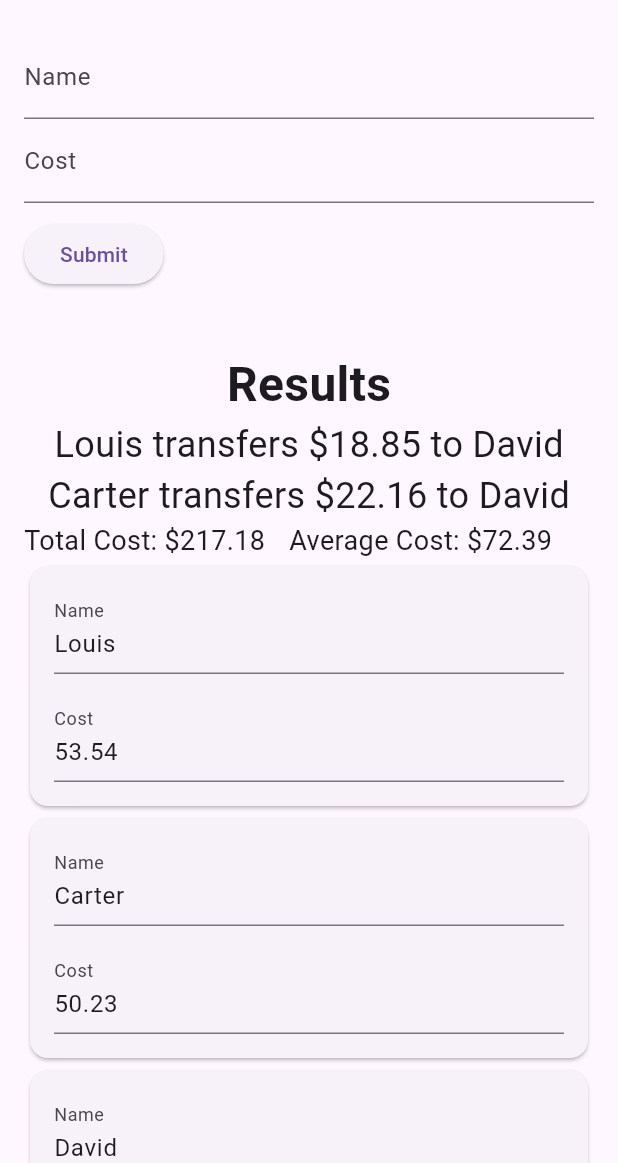
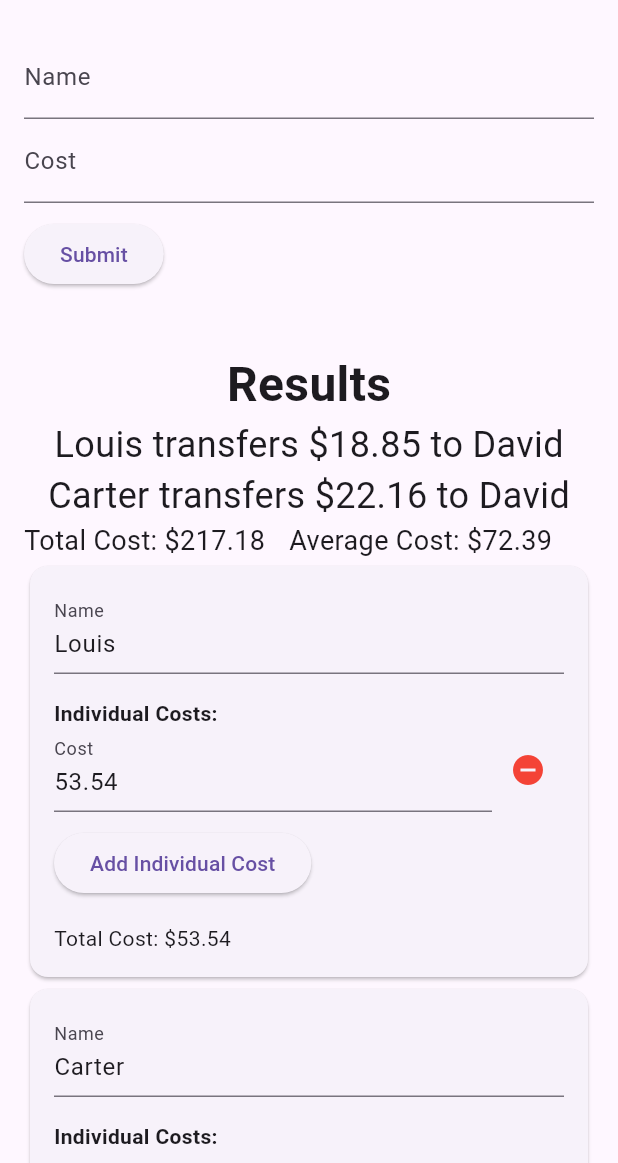
Before and after one commit to TTeuber/trip_calculator, a Flutter app: the screen it shows after launch, on a phone screen of 412 x 824 dp, the part 73-1236 px from its top. Run offline on Flutter 3.47's test engine with Material 3 defaults, Android fonts, the phone set to English and light mode, and no system bars.

Commit message:
added indiviual costs functionality

```diff
--- a/lib/calculator.dart
+++ b/lib/calculator.dart
@@ -28,7 +28,7 @@ List<String> calculator(List<Item> items) {
 
     // The amount to be transferred to the item currently below average.
     double transferFrom = double.parse((averageCost - item.cost).toStringAsFixed(2));
-    item.cost = item.cost + transferFrom;
+    // item.cost = item.cost + transferFrom;
 
     double aboveCostSum =
       aboveAverage.fold(0, (sum, p) => sum + (p.cost - averageCost));
@@ -42,7 +42,7 @@ List<String> calculator(List<Item> items) {
       );
 
       results.add("${item.name} transfers \$${transferTo.toStringAsFixed(2)} to ${i.name}");
-      i.cost = i.cost - transferTo;
+      // i.cost = i.cost - transferTo;
     }
   }
 
--- a/lib/item.dart
+++ b/lib/item.dart
@@ -1,18 +1,29 @@
 class Item {
   String name;
-  double cost;
+  List<double> individualCosts = [];
   String id;
 
-  Item(this.name, this.cost, this.id);
+  // Dynamically calculate cost as the sum of individualCosts
+  double get cost => individualCosts.fold(0, (a, b) => a + b);
 
-  Item clone() { // Creates a duplicate of the item, used to avoid mutability issues
-    return Item(name, cost, id);
+  Item(this.name, this.id, individualCosts) {
+    if (individualCosts != []) {
+      this.individualCosts = individualCosts;
+    } else {
+      this.individualCosts.add(0); // Default a single cost of 0 if no initial costs are provided
+    }
   }
+
+
+  Item clone() {
+    return Item(name, id, individualCosts);
+  }
+
   static String generateID() {
     return DateTime.now().millisecondsSinceEpoch.toString();
   }
 
   void show() { // Displays the item's details, used for debugging
-    print('Name: $name, Cost: $cost, ID: $id');
+    print('Name: $name, Cost: $cost, ID: $id, Individual Costs: $individualCosts');
   }
 }
--- a/lib/item_display.dart
+++ b/lib/item_display.dart
@@ -1,77 +1,140 @@
 import 'package:flutter/material.dart';
 import 'item.dart';
 
-class ItemDisplay extends StatefulWidget { // Widget to display and manage an Item
-
-  final Item item; // The item to be displayed and edited
-  final ValueChanged<Item> onItemUpdated; // Callback triggered when the item is updated
+class ItemDisplay extends StatefulWidget {
+  final Item item;
+  final ValueChanged<Item> onItemUpdated;
 
   const ItemDisplay({
-    Key? key,
+    super.key,
     required this.item,
     required this.onItemUpdated,
-  }) : super(key: key);
+  });
 
-  @override // Creates the state for the ItemDisplay widget
+  @override
   _ItemDisplayState createState() => _ItemDisplayState();
 }
 
-class _ItemDisplayState extends State<ItemDisplay> { // State class to manage the text input and updates
-
+class _ItemDisplayState extends State<ItemDisplay> {
   late TextEditingController _nameController;
-  late TextEditingController _costController;
+  late List<TextEditingController> _individualCostControllers;
 
   @override
-  void initState() { // Initializes the text controllers with existing item values
+  void initState() {
     super.initState();
     _nameController = TextEditingController(text: widget.item.name);
-    _costController = TextEditingController(text: widget.item.cost.toStringAsFixed(2));
+
+    // Initialize controllers for individualCosts
+    _individualCostControllers = widget.item.individualCosts
+        .map((cost) => TextEditingController(text: cost.toStringAsFixed(2)))
+        .toList();
   }
 
   @override
-  void dispose() { // Releases resources used by the text controllers
+  void dispose() {
     _nameController.dispose();
-    _costController.dispose();
+    for (var controller in _individualCostControllers) {
+      controller.dispose();
+    }
     super.dispose();
   }
 
-  void _onNameChanged(String newName) { // Updates the item's name and triggers the callback
+  void _onNameChanged(String newName) {
     widget.onItemUpdated(
-      Item(newName, widget.item.cost, widget.item.id),
+      Item(newName, widget.item.id, widget.item.individualCosts),
     );
   }
 
-  void _onCostChanged(String newCost) { // Updates the item's cost and triggers the callback
-    final cost = double.tryParse(newCost) ?? widget.item.cost;
+  void _onIndividualCostChanged(int index, String newCost) {
+    final costs = widget.item.individualCosts;
+    final updatedCosts = List<double>.from(costs);
+
+    // Parse the updated cost or default to the previous value
+    updatedCosts[index] = double.tryParse(newCost) ?? costs[index];
+
+    // Trigger the update with the new individualCosts
     widget.onItemUpdated(
-      Item(widget.item.name, cost, widget.item.id),
+      Item(
+        widget.item.name,
+        widget.item.id,
+        updatedCosts,
+      ),
     );
   }
 
+  void _addIndividualCost() {
+    final updatedCosts = [...widget.item.individualCosts, 0.0];
+
+    // Update the parent with the new individualCosts and reload controllers
+    widget.onItemUpdated(
+      Item(widget.item.name, widget.item.id, updatedCosts),
+    );
+
+    setState(() {
+      _individualCostControllers.add(TextEditingController(text: "0.00"));
+    });
+  }
+
+  void _removeIndividualCost(int index) {
+    if (widget.item.individualCosts.length <= 1) return; // Ensure at least one cost remains
+    final List<double> updatedCosts = List.from(widget.item.individualCosts)..removeAt(index);
+
+    widget.onItemUpdated(
+      Item(widget.item.name, widget.item.id, updatedCosts),
+    );
+
+    setState(() {
+      _individualCostControllers.removeAt(index);
+    });
+  }
+
   @override
-  Widget build(BuildContext context) { // Builds the UI for the ItemDisplay widget
-
-    return Card( // Displays a card containing the input fields
+  Widget build(BuildContext context) {
+    return Card(
       child: Padding(
         padding: const EdgeInsets.all(16.0),
         child: Column(
           crossAxisAlignment: CrossAxisAlignment.start,
           children: [
-            TextField( // Input field for the item's name
+            TextField(
               controller: _nameController,
-              decoration: const InputDecoration(
-                labelText: 'Name',
-              ),
+              decoration: const InputDecoration(labelText: 'Name'),
               onChanged: _onNameChanged,
             ),
             const SizedBox(height: 16.0),
-            TextField( // Input field for the item's cost
-              controller: _costController,
-              decoration: const InputDecoration(
-                labelText: 'Cost',
-              ),
-              keyboardType: TextInputType.number, // Ensures the keyboard is optimized for numerical input
-              onChanged: _onCostChanged,
+            Text(
+              'Individual Costs:',
+              style: TextStyle(fontWeight: FontWeight.bold),
+            ),
+            ...List.generate(widget.item.individualCosts.length, (index) {
+              return Row(
+                children: [
+                  Expanded(
+                    child: TextField(
+                      controller: _individualCostControllers[index],
+                      decoration: const InputDecoration(
+                        labelText: 'Cost',
+                      ),
+                      keyboardType: TextInputType.number,
+                      onChanged: (value) => _onIndividualCostChanged(index, value),
+                    ),
+                  ),
+                  IconButton(
+                    onPressed: () => _removeIndividualCost(index),
+                    icon: const Icon(Icons.remove_circle, color: Colors.red),
+                  ),
+                ],
+              );
+            }),
+            const SizedBox(height: 10.0),
+            ElevatedButton(
+              onPressed: _addIndividualCost,
+              child: const Text('Add Individual Cost'),
+            ),
+            const SizedBox(height: 16.0),
+            Text(
+              'Total Cost: \$${widget.item.cost.toStringAsFixed(2)}',
+              // style: Theme.of(context).textTheme.subtitle1,
             ),
           ],
         ),
--- a/lib/main.dart
+++ b/lib/main.dart
@@ -36,9 +36,9 @@ class ItemFormState extends State<ItemForm> { // Manages the state of the trip c
   @override void initState() {
     super.initState();
     items = [ // Pre-filled trip items for demonstration
-      Item('Louis', 53.54, '1'),
-      Item('Carter', 50.23, '2'),
-      Item('David', 113.41, '3'),
+      Item('Louis',  '1', [53.54]),
+      Item('Carter',  '2', [50.23]),
+      Item('David',  '3', [113.41]),
     ];
     averageCost = items.map((item) => item.cost).reduce((a, b) => a + b) / items.length;
     totalCost = items.map((item) => item.cost).reduce((a, b) => a + b);
@@ -67,15 +67,13 @@ class ItemFormState extends State<ItemForm> { // Manages the state of the trip c
 
     if (name.isNotEmpty && cost != null) {
       setState(() { // Add the new item and recalculate totals
-        items.add(Item(name, cost, Item.generateID()));
+        items.add(Item(name, Item.generateID(), [cost]));
 
         averageCost = items.map((item) => item.cost).reduce((a, b) => a + b) / items.length;
         totalCost = items.map((item) => item.cost).reduce((a, b) => a + b);
+        results = calculator(items.map((item) => item.clone()).toList());
       });
 
-      setState(() {
-        results = calculator(items.map((item) => item.clone()).toList());
-      });
     }
 
     _nameController.clear();
```
